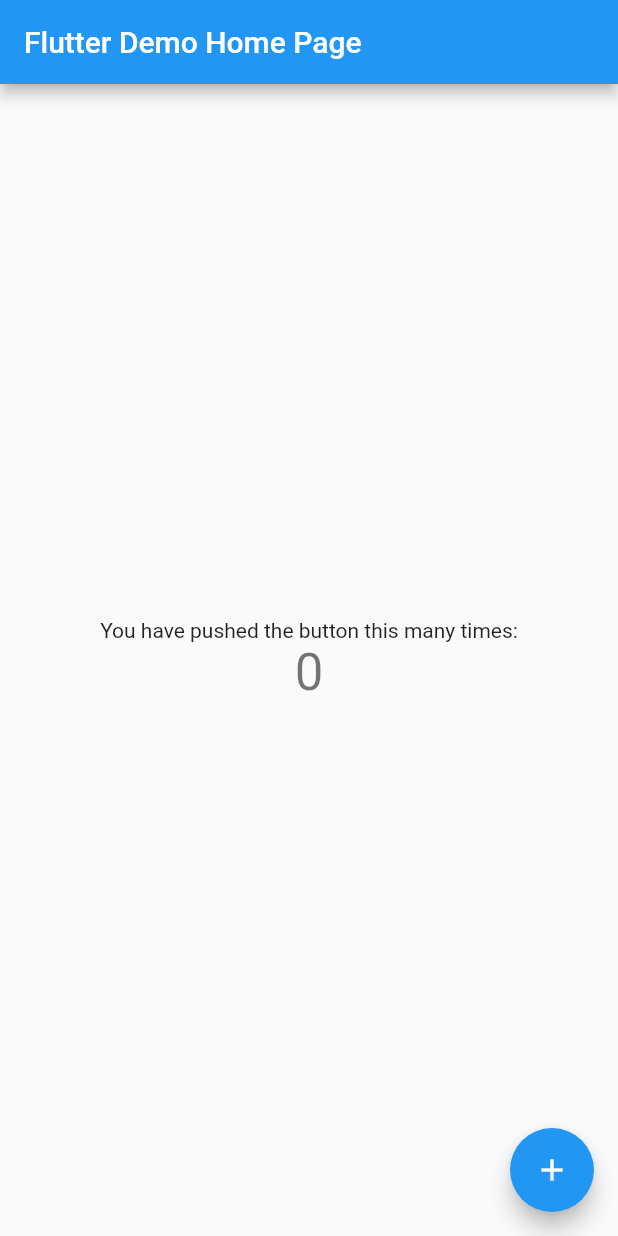
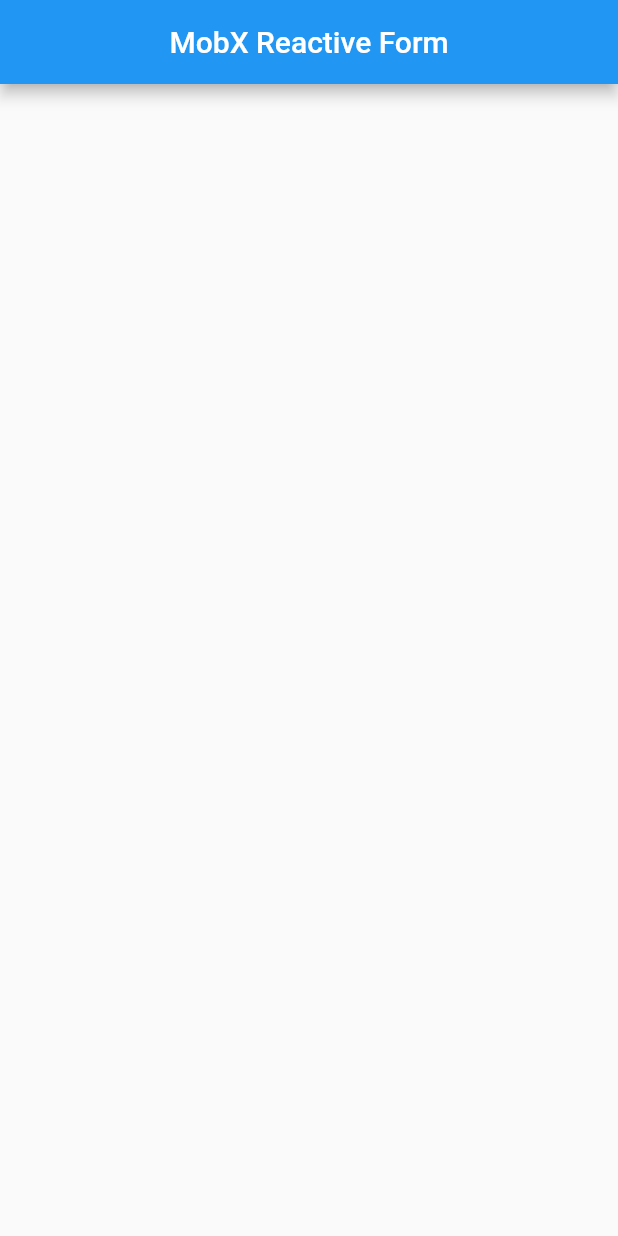
Before and after one commit to ilan274/flutter_projects, a Flutter app: the screen it shows after launch, on a phone screen of 412 x 824 dp. Run offline on Flutter 3.47's test engine with Material 2 defaults, Android fonts, the phone set to English and light mode, and no system bars; our stand-ins replace transparent_image; missing offline and left inert: esys_flutter_share.

Commit message:
MobX Reactive Form initial setup

```diff
--- a/05_mobx_form/lib/main.dart
+++ b/05_mobx_form/lib/main.dart
@@ -11,38 +11,16 @@ class MyApp extends StatelessWidget {
     return MaterialApp(
       title: 'Flutter Demo',
       theme: ThemeData(
-        // This is the theme of your application.
-        //
-        // Try running your application with "flutter run". You'll see the
-        // application has a blue toolbar. Then, without quitting the app, try
-        // changing the primarySwatch below to Colors.green and then invoke
-        // "hot reload" (press "r" in the console where you ran "flutter run",
-        // or simply save your changes to "hot reload" in a Flutter IDE).
-        // Notice that the counter didn't reset back to zero; the application
-        // is not restarted.
         primarySwatch: Colors.blue,
-        // This makes the visual density adapt to the platform that you run
-        // the app on. For desktop platforms, the controls will be smaller and
-        // closer together (more dense) than on mobile platforms.
         visualDensity: VisualDensity.adaptivePlatformDensity,
       ),
-      home: MyHomePage(title: 'Flutter Demo Home Page'),
+      home: MyHomePage(),
     );
   }
 }
 
 class MyHomePage extends StatefulWidget {
   MyHomePage({Key key, this.title}) : super(key: key);
-
-  // This widget is the home page of your application. It is stateful, meaning
-  // that it has a State object (defined below) that contains fields that affect
-  // how it looks.
-
-  // This class is the configuration for the state. It holds the values (in this
-  // case the title) provided by the parent (in this case the App widget) and
-  // used by the build method of the State. Fields in a Widget subclass are
-  // always marked "final".
-
   final String title;
 
   @override
@@ -50,68 +28,24 @@ class MyHomePage extends StatefulWidget {
 }
 
 class _MyHomePageState extends State<MyHomePage> {
-  int _counter = 0;
-
-  void _incrementCounter() {
-    setState(() {
-      // This call to setState tells the Flutter framework that something has
-      // changed in this State, which causes it to rerun the build method below
-      // so that the display can reflect the updated values. If we changed
-      // _counter without calling setState(), then the build method would not be
-      // called again, and so nothing would appear to happen.
-      _counter++;
-    });
-  }
-
   @override
   Widget build(BuildContext context) {
-    // This method is rerun every time setState is called, for instance as done
-    // by the _incrementCounter method above.
-    //
-    // The Flutter framework has been optimized to make rerunning build methods
-    // fast, so that you can just rebuild anything that needs updating rather
-    // than having to individually change instances of widgets.
-    return Scaffold(
-      appBar: AppBar(
-        // Here we take the value from the MyHomePage object that was created by
-        // the App.build method, and use it to set our appbar title.
-        title: Text(widget.title),
-      ),
-      body: Center(
-        // Center is a layout widget. It takes a single child and positions it
-        // in the middle of the parent.
-        child: Column(
-          // Column is also a layout widget. It takes a list of children and
-          // arranges them vertically. By default, it sizes itself to fit its
-          // children horizontally, and tries to be as tall as its parent.
-          //
-          // Invoke "debug painting" (press "p" in the console, choose the
-          // "Toggle Debug Paint" action from the Flutter Inspector in Android
-          // Studio, or the "Toggle Debug Paint" command in Visual Studio Code)
-          // to see the wireframe for each widget.
-          //
-          // Column has various properties to control how it sizes itself and
-          // how it positions its children. Here we use mainAxisAlignment to
-          // center the children vertically; the main axis here is the vertical
-          // axis because Columns are vertical (the cross axis would be
-          // horizontal).
-          mainAxisAlignment: MainAxisAlignment.center,
-          children: <Widget>[
-            Text(
-              'You have pushed the button this many times:',
+    return SafeArea(
+      child: Scaffold(
+        appBar: AppBar(
+          title: Text('MobX Reactive Form'),
+          centerTitle: true,
+        ),
+        body: Padding(
+          padding: const EdgeInsets.all(8.0),
+          child: Center(
+            child: Column(
+              mainAxisAlignment: MainAxisAlignment.center,
+              children: <Widget>[],
             ),
-            Text(
-              '$_counter',
-              style: Theme.of(context).textTheme.headline4,
-            ),
-          ],
+          ),
         ),
       ),
-      floatingActionButton: FloatingActionButton(
-        onPressed: _incrementCounter,
-        tooltip: 'Increment',
-        child: Icon(Icons.add),
-      ), // This trailing comma makes auto-formatting nicer for build methods.
     );
   }
 }
```
